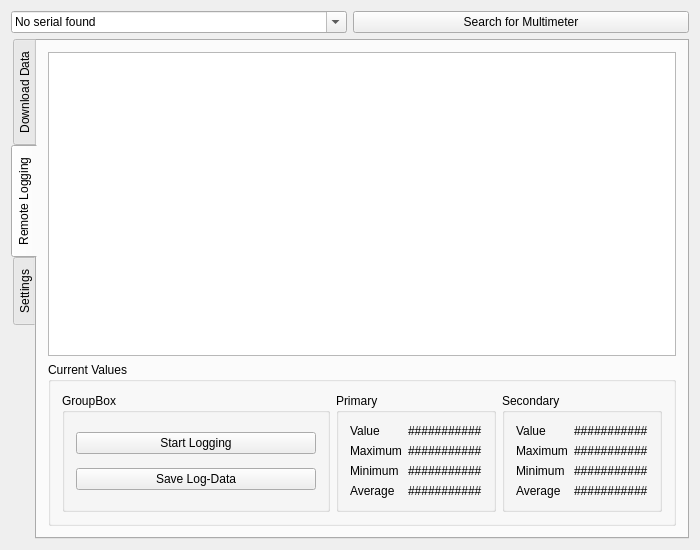
Before: the Qt Designer form yellowdolphindownloader.ui in C-X1/YellowDolphin, drawn with Qt 5.
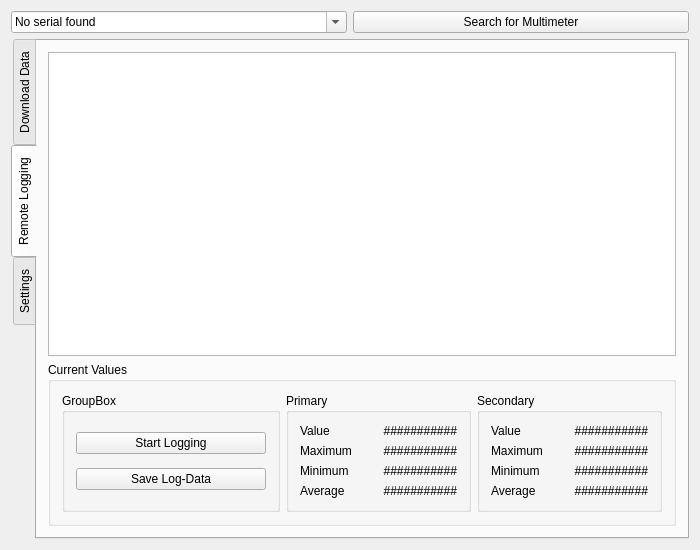
After: the same form once the commit is applied.

Diff of the .ui file:
```diff
--- a/yellowdolphindownloader.ui
+++ b/yellowdolphindownloader.ui
@@ -277,10 +277,22 @@
                   <layout class="QVBoxLayout" name="verticalLayout_10">
                    <item>
                     <widget class="QLabel" name="label_priValue">
+                     <property name="sizePolicy">
+                      <sizepolicy hsizetype="Fixed" vsizetype="Fixed">
+                       <horstretch>0</horstretch>
+                       <verstretch>0</verstretch>
+                      </sizepolicy>
+                     </property>
                      <property name="minimumSize">
                       <size>
-                       <width>30</width>
-                       <height>0</height>
+                       <width>99</width>
+                       <height>14</height>
+                      </size>
+                     </property>
+                     <property name="maximumSize">
+                      <size>
+                       <width>99</width>
+                       <height>14</height>
                       </size>
                      </property>
                      <property name="baseSize">
@@ -292,27 +304,93 @@
                      <property name="text">
                       <string>###########</string>
                      </property>
+                     <property name="alignment">
+                      <set>Qt::AlignRight|Qt::AlignTrailing|Qt::AlignVCenter</set>
+                     </property>
                     </widget>
                    </item>
                    <item>
                     <widget class="QLabel" name="label_priMax">
+                     <property name="sizePolicy">
+                      <sizepolicy hsizetype="Fixed" vsizetype="Fixed">
+                       <horstretch>99</horstretch>
+                       <verstretch>14</verstretch>
+                      </sizepolicy>
+                     </property>
+                     <property name="minimumSize">
+                      <size>
+                       <width>99</width>
+                       <height>14</height>
+                      </size>
+                     </property>
+                     <property name="maximumSize">
+                      <size>
+                       <width>99</width>
+                       <height>14</height>
+                      </size>
+                     </property>
                      <property name="text">
                       <string>###########</string>
                      </property>
+                     <property name="alignment">
+                      <set>Qt::AlignRight|Qt::AlignTrailing|Qt::AlignVCenter</set>
+                     </property>
                     </widget>
                    </item>
                    <item>
                     <widget class="QLabel" name="label_priMin">
+                     <property name="sizePolicy">
+                      <sizepolicy hsizetype="Fixed" vsizetype="Fixed">
+                       <horstretch>99</horstretch>
+                       <verstretch>14</verstretch>
+                      </sizepolicy>
+                     </property>
+                     <property name="minimumSize">
+                      <size>
+                       <width>99</width>
+                       <height>14</height>
+                      </size>
+                     </property>
+                     <property name="maximumSize">
+                      <size>
+                       <width>99</width>
+                       <height>14</height>
+                      </size>
+                     </property>
                      <property name="text">
                       <string>###########</string>
                      </property>
+                     <property name="alignment">
+                      <set>Qt::AlignRight|Qt::AlignTrailing|Qt::AlignVCenter</set>
+                     </property>
                     </widget>
                    </item>
                    <item>
                     <widget class="QLabel" name="label_priAverage">
+                     <property name="sizePolicy">
+                      <sizepolicy hsizetype="Fixed" vsizetype="Fixed">
+                       <horstretch>99</horstretch>
+                       <verstretch>14</verstretch>
+                      </sizepolicy>
+                     </property>
+                     <property name="minimumSize">
+                      <size>
+                       <width>99</width>
+                       <height>14</height>
+                      </size>
+                     </property>
+                     <property name="maximumSize">
+                      <size>
+                       <width>99</width>
+                       <height>14</height>
+                      </size>
+                     </property>
                      <property name="text">
                       <string>###########</string>
                      </property>
+                     <property name="alignment">
+                      <set>Qt::AlignRight|Qt::AlignTrailing|Qt::AlignVCenter</set>
+                     </property>
                     </widget>
                    </item>
                   </layout>
@@ -368,10 +446,22 @@
                   <layout class="QVBoxLayout" name="verticalLayout_16">
                    <item>
                     <widget class="QLabel" name="label_secValue">
+                     <property name="sizePolicy">
+                      <sizepolicy hsizetype="Fixed" vsizetype="Fixed">
+                       <horstretch>99</horstretch>
+                       <verstretch>14</verstretch>
+                      </sizepolicy>
+                     </property>
                      <property name="minimumSize">
                       <size>
-                       <width>30</width>
-                       <height>0</height>
+                       <width>99</width>
+                       <height>14</height>
+                      </size>
+                     </property>
+                     <property name="maximumSize">
+                      <size>
+                       <width>99</width>
+                       <height>14</height>
                       </size>
                      </property>
                      <property name="baseSize">
@@ -383,27 +473,93 @@
                      <property name="text">
                       <string>###########</string>
                      </property>
+                     <property name="alignment">
+                      <set>Qt::AlignRight|Qt::AlignTrailing|Qt::AlignVCenter</set>
+                     </property>
                     </widget>
                    </item>
                    <item>
                     <widget class="QLabel" name="label_secMax">
+                     <property name="sizePolicy">
+                      <sizepolicy hsizetype="Fixed" vsizetype="Fixed">
+                       <horstretch>99</horstretch>
+                       <verstretch>14</verstretch>
+                      </sizepolicy>
+                     </property>
+                     <property name="minimumSize">
+                      <size>
+                       <width>99</width>
+                       <height>14</height>
+                      </size>
+                     </property>
+                     <property name="maximumSize">
+                      <size>
+                       <width>99</width>
+                       <height>14</height>
+                      </size>
+                     </property>
                      <property name="text">
                       <string>###########</string>
                      </property>
+                     <property name="alignment">
+                      <set>Qt::AlignRight|Qt::AlignTrailing|Qt::AlignVCenter</set>
+                     </property>
                     </widget>
                    </item>
                    <item>
                     <widget class="QLabel" name="label_secMin">
+                     <property name="sizePolicy">
+                      <sizepolicy hsizetype="Fixed" vsizetype="Fixed">
+                       <horstretch>99</horstretch>
+                       <verstretch>14</verstretch>
+                      </sizepolicy>
+                     </property>
+                     <property name="minimumSize">
+                      <size>
+                       <width>99</width>
+                       <height>14</height>
+                      </size>
+                     </property>
+                     <property name="maximumSize">
+                      <size>
+                       <width>99</width>
+                       <height>14</height>
+                      </size>
+                     </property>
                      <property name="text">
                       <string>###########</string>
                      </property>
+                     <property name="alignment">
+                      <set>Qt::AlignRight|Qt::AlignTrailing|Qt::AlignVCenter</set>
+                     </property>
                     </widget>
                    </item>
                    <item>
                     <widget class="QLabel" name="label_secAverage">
+                     <property name="sizePolicy">
+                      <sizepolicy hsizetype="Fixed" vsizetype="Fixed">
+                       <horstretch>99</horstretch>
+                       <verstretch>14</verstretch>
+                      </sizepolicy>
+                     </property>
+                     <property name="minimumSize">
+                      <size>
+                       <width>99</width>
+                       <height>14</height>
+                      </size>
+                     </property>
+                     <property name="maximumSize">
+                      <size>
+                       <width>99</width>
+                       <height>14</height>
+                      </size>
+                     </property>
                      <property name="text">
                       <string>###########</string>
                      </property>
+                     <property name="alignment">
+                      <set>Qt::AlignRight|Qt::AlignTrailing|Qt::AlignVCenter</set>
+                     </property>
                     </widget>
                    </item>
                   </layout>
```
